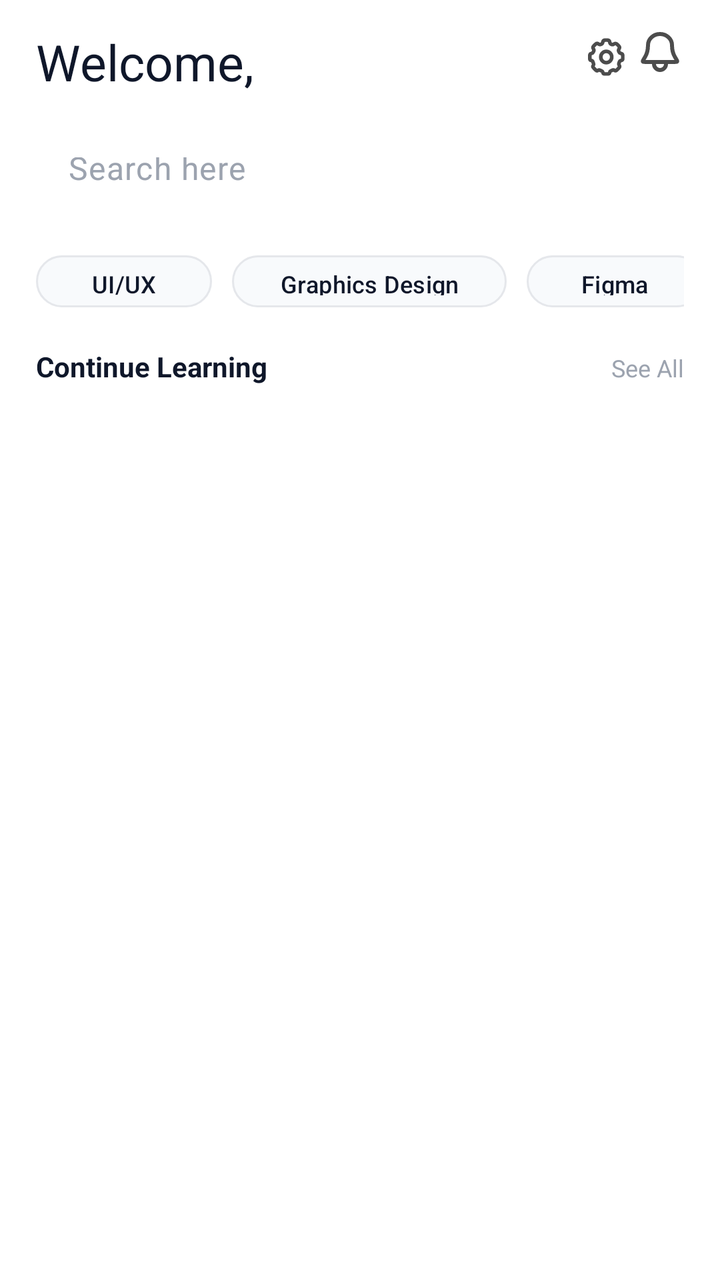
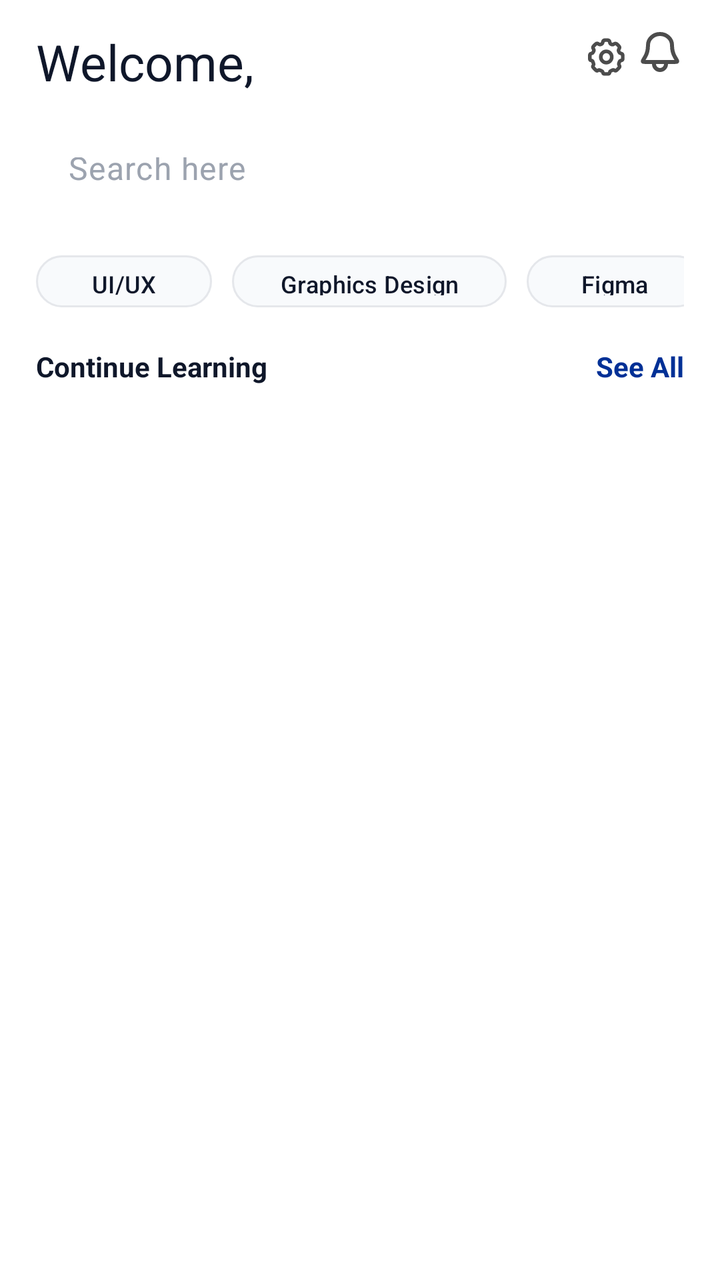

Before-and-after screenshots of an Android layout around one commit, followed by the original layout XML and the change that was made.
<!-- AndroidManifest.xml: application theme Theme.App_Project -->
<!-- res/layout/fragment_home.xml -->
<?xml version="1.0" encoding="utf-8"?>
<androidx.constraintlayout.widget.ConstraintLayout
    xmlns:android="http://schemas.android.com/apk/res/android"
    xmlns:app="http://schemas.android.com/apk/res-auto"
    android:layout_width="match_parent"
    android:layout_height="match_parent"
    android:background="#FFFFFF"
    android:paddingStart="18dp"
    android:paddingEnd="18dp"
    android:paddingTop="14dp">

    <TextView
        android:id="@+id/tvWelcome"
        android:layout_width="0dp"
        android:layout_height="wrap_content"
        android:text="Welcome,"
        android:textColor="#0F172A"
        android:textSize="25sp"
        app:layout_constraintStart_toStartOf="parent"
        app:layout_constraintTop_toTopOf="parent"
        app:layout_constraintEnd_toStartOf="@id/ivSettings" />

    <TextView
        android:id="@+id/tvName"
        android:layout_width="0dp"
        android:layout_height="wrap_content"
        android:layout_marginStart="6dp"
        android:text="Student"
        android:textColor="#0B3B8C"
        android:textStyle="bold"
        android:textSize="14sp"
        app:layout_constraintBaseline_toBaselineOf="@id/tvWelcome"
        app:layout_constraintStart_toEndOf="@id/tvWelcome"
        app:layout_constraintEnd_toStartOf="@id/ivSettings" />

    <ImageView
        android:id="@+id/ivSettings"
        android:layout_width="29dp"
        android:layout_height="29dp"
        android:alpha="0.7"
        android:src="@drawable/ic_explore"
        android:contentDescription="Settings"
        app:layout_constraintEnd_toStartOf="@id/ivBell"
        app:layout_constraintTop_toTopOf="parent" />

    <ImageView
        android:id="@+id/ivBell"
        android:layout_width="24dp"
        android:layout_height="24dp"
        android:layout_marginStart="14dp"
        android:alpha="0.7"
        android:src="@drawable/ic_bell"
        android:contentDescription="Notifications"
        app:layout_constraintEnd_toEndOf="parent"
        app:layout_constraintTop_toTopOf="parent" />

    <com.google.android.material.textfield.TextInputLayout
        android:id="@+id/tilSearch"
        android:layout_width="0dp"
        android:layout_height="wrap_content"
        android:layout_marginTop="14dp"
        app:layout_constraintTop_toBottomOf="@id/tvWelcome"
        app:layout_constraintStart_toStartOf="parent"
        app:layout_constraintEnd_toEndOf="parent"
        app:hintEnabled="false"
        app:boxBackgroundMode="filled"
        app:boxBackgroundColor="#F3F4F6"
        app:boxStrokeWidth="0dp"
        app:boxCornerRadiusTopStart="20dp"
        app:boxCornerRadiusTopEnd="20dp"
        app:boxCornerRadiusBottomStart="20dp"
        app:boxCornerRadiusBottomEnd="20dp">

        <com.google.android.material.textfield.TextInputEditText
            android:id="@+id/etSearch"
            android:layout_width="match_parent"
            android:layout_height="50dp"
            android:hint="Search here"
            android:singleLine="true"
            android:inputType="text"
            android:textColor="#0F172A"
            android:textColorHint="#9CA3AF"
            android:gravity="center_vertical"
            android:paddingStart="16dp"
            android:paddingEnd="16dp"
            android:background="@android:color/transparent" />

    </com.google.android.material.textfield.TextInputLayout>




    <HorizontalScrollView
        android:id="@+id/hsCategories"
        android:layout_width="0dp"
        android:layout_height="wrap_content"
        android:layout_marginTop="12dp"
        android:scrollbars="none"
        app:layout_constraintTop_toBottomOf="@id/tilSearch"
        app:layout_constraintStart_toStartOf="parent"
        app:layout_constraintEnd_toEndOf="parent">

        <LinearLayout
            android:layout_width="wrap_content"
            android:layout_height="wrap_content"
            android:orientation="horizontal">

            <com.google.android.material.button.MaterialButton
                android:layout_width="wrap_content"
                android:layout_height="34dp"
                android:layout_marginEnd="10dp"
                android:text="UI/UX"
                android:textAllCaps="false"
                android:textSize="12sp"
                android:textColor="#0F172A"
                app:cornerRadius="18dp"
                app:backgroundTint="#F8FAFC"
                app:strokeColor="#E5E7EB"
                app:strokeWidth="1dp" />

            <com.google.android.material.button.MaterialButton
                android:layout_width="wrap_content"
                android:layout_height="34dp"
                android:layout_marginEnd="10dp"
                android:text="Graphics Design"
                android:textAllCaps="false"
                android:textSize="12sp"
                android:textColor="#0F172A"
                app:cornerRadius="18dp"
                app:backgroundTint="#F8FAFC"
                app:strokeColor="#E5E7EB"
                app:strokeWidth="1dp" />

            <com.google.android.material.button.MaterialButton
                android:layout_width="wrap_content"
                android:layout_height="34dp"
                android:text="Figma"
                android:textAllCaps="false"
                android:textSize="12sp"
                android:textColor="#0F172A"
                app:cornerRadius="18dp"
                app:backgroundTint="#F8FAFC"
                app:strokeColor="#E5E7EB"
                app:strokeWidth="1dp" />

        </LinearLayout>
    </HorizontalScrollView>

    <TextView
        android:id="@+id/tvContinue"
        android:layout_width="wrap_content"
        android:layout_height="wrap_content"
        android:layout_marginTop="16dp"
        android:text="Continue Learning"
        android:textStyle="bold"
        android:textColor="#0F172A"
        android:textSize="14sp"
        app:layout_constraintTop_toBottomOf="@id/hsCategories"
        app:layout_constraintStart_toStartOf="parent" />

    <TextView
        android:id="@+id/tvSeeAll"
        android:layout_width="wrap_content"
        android:layout_height="wrap_content"
        android:text="See All"
        android:textColor="#9CA3AF"
        android:textSize="12sp"
        app:layout_constraintBaseline_toBaselineOf="@id/tvContinue"
        app:layout_constraintEnd_toEndOf="parent" />

    <androidx.recyclerview.widget.RecyclerView
        android:id="@+id/rvCourses"
        android:layout_width="0dp"
        android:layout_height="0dp"
        android:layout_marginTop="12dp"
        android:clipToPadding="false"
        android:paddingBottom="12dp"
        app:layout_constraintTop_toBottomOf="@id/tvContinue"
        app:layout_constraintBottom_toBottomOf="parent"
        app:layout_constraintStart_toStartOf="parent"
        app:layout_constraintEnd_toEndOf="parent" />

</androidx.constraintlayout.widget.ConstraintLayout>
<!-- resources referenced by this layout -->
<resources>
  <!-- drawable ic_bell (drawable) -->
  <vector xmlns:android="http://schemas.android.com/apk/res/android"
      android:width="800dp"
      android:height="800dp"
      android:viewportWidth="24"
      android:viewportHeight="24">
    <path
        android:pathData="M9.002,17H5.606C4.348,17 3.719,17 3.586,16.902C3.438,16.792 3.401,16.728 3.385,16.544C3.371,16.38 3.756,15.749 4.528,14.487C5.324,13.184 6,11.286 6,8.6C6,7.115 6.632,5.69 7.758,4.64C8.883,3.59 10.409,3 12,3C13.592,3 15.118,3.59 16.243,4.64C17.368,5.69 18,7.115 18,8.6C18,11.286 18.677,13.184 19.473,14.487C20.244,15.749 20.63,16.38 20.615,16.544C20.599,16.728 20.563,16.792 20.414,16.902C20.282,17 19.653,17 18.394,17H15M9.002,17L9,18C9,19.657 10.344,21 12,21C13.657,21 15,19.657 15,18V17M9.002,17H15"
        android:strokeLineJoin="round"
        android:strokeWidth="2"
        android:fillColor="#00000000"
        android:strokeColor="#000000"
        android:strokeLineCap="round"/>
  </vector>
  <!-- drawable ic_explore: vector/xml drawable (drawable, 2422 chars, omitted) -->
  <style name="Theme.App_Project" parent="Base.Theme.App_Project" />
  <style name="Base.Theme.App_Project" parent="Theme.Material3.DayNight.NoActionBar">
  
  
  
      </style>
</resources>

<!-- the commit's change to res/layout/fragment_home.xml (unified diff, before → after) -->
@@ -163,8 +163,8 @@
         android:layout_width="wrap_content"
         android:layout_height="wrap_content"
         android:text="See All"
-        android:textColor="#9CA3AF"
-        android:textSize="12sp"
+        android:textColor="@color/primary_blue"
+        android:textStyle="bold"
         app:layout_constraintBaseline_toBaselineOf="@id/tvContinue"
         app:layout_constraintEnd_toEndOf="parent" />
 
<!-- resource entries referenced after the edit -->
@@ -1,5 +1,6 @@
 <!-- resources referenced by this layout -->
 <resources>
+  <color name="primary_blue">#003096</color>
   <!-- drawable ic_bell (drawable) -->
   <vector xmlns:android="http://schemas.android.com/apk/res/android"
       android:width="800dp"
